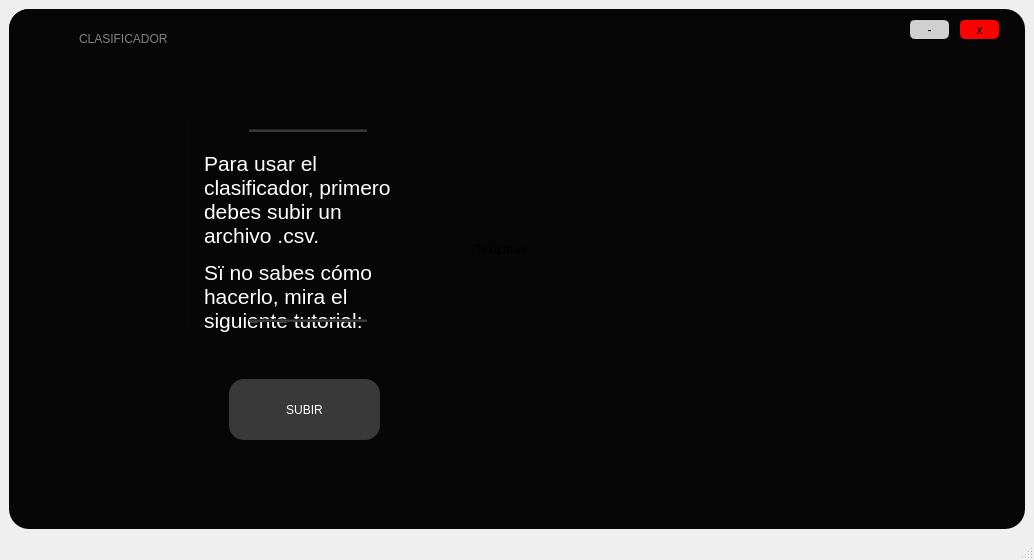
The window that Ventana1.ui (ThomyALUN/proyecto1-estructuras) describes before a commit, drawn with Qt 5.
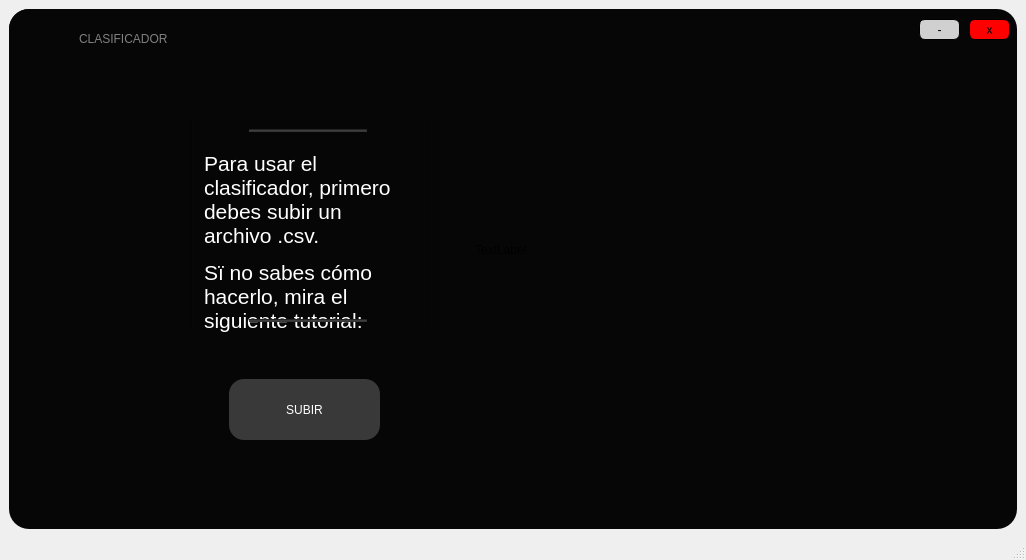
The same window after the commit. Icons and pictures are not drawn.

Commit message: Ahora sí las primeras dos ventanas corriendo cómo es

```diff
--- a/Ventana1.ui
+++ b/Ventana1.ui
@@ -6,7 +6,7 @@
    <rect>
     <x>0</x>
     <y>0</y>
-    <width>1034</width>
+    <width>1026</width>
     <height>560</height>
    </rect>
   </property>
@@ -53,7 +53,7 @@
        <widget class="QPushButton" name="min_2">
         <property name="geometry">
          <rect>
-          <x>900</x>
+          <x>910</x>
           <y>10</y>
           <width>41</width>
           <height>21</height>
@@ -79,7 +79,7 @@
        <widget class="QPushButton" name="cerrar_2">
         <property name="geometry">
          <rect>
-          <x>950</x>
+          <x>960</x>
           <y>10</y>
           <width>41</width>
           <height>21</height>
```
The commit also changes 1 other file.
